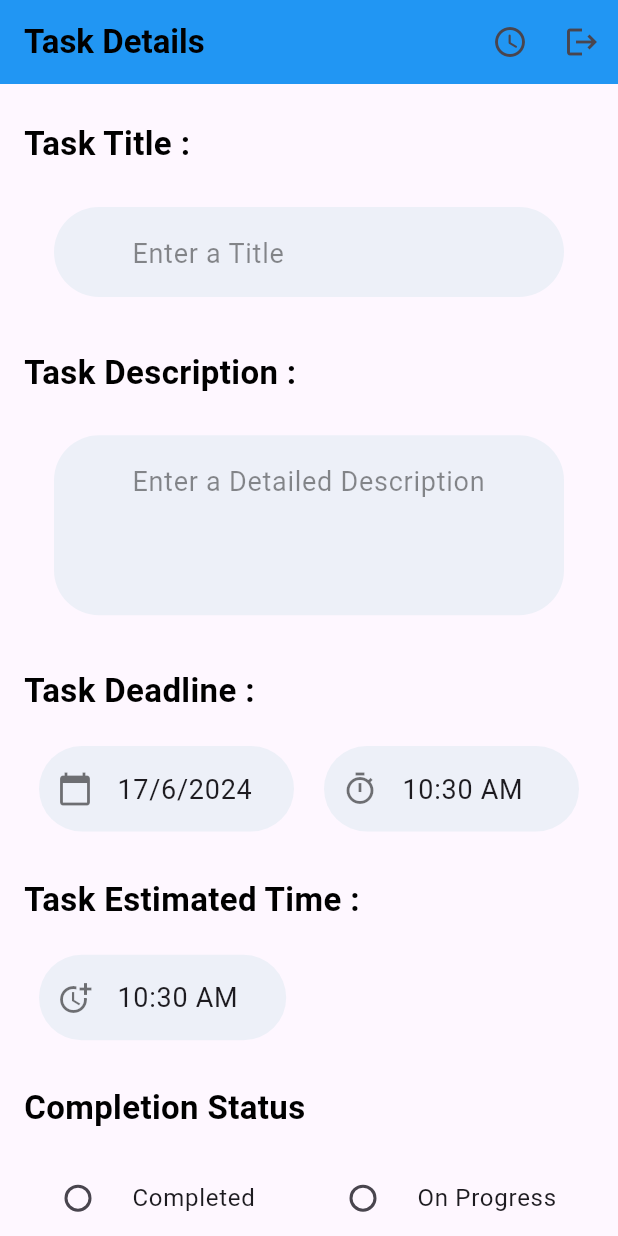
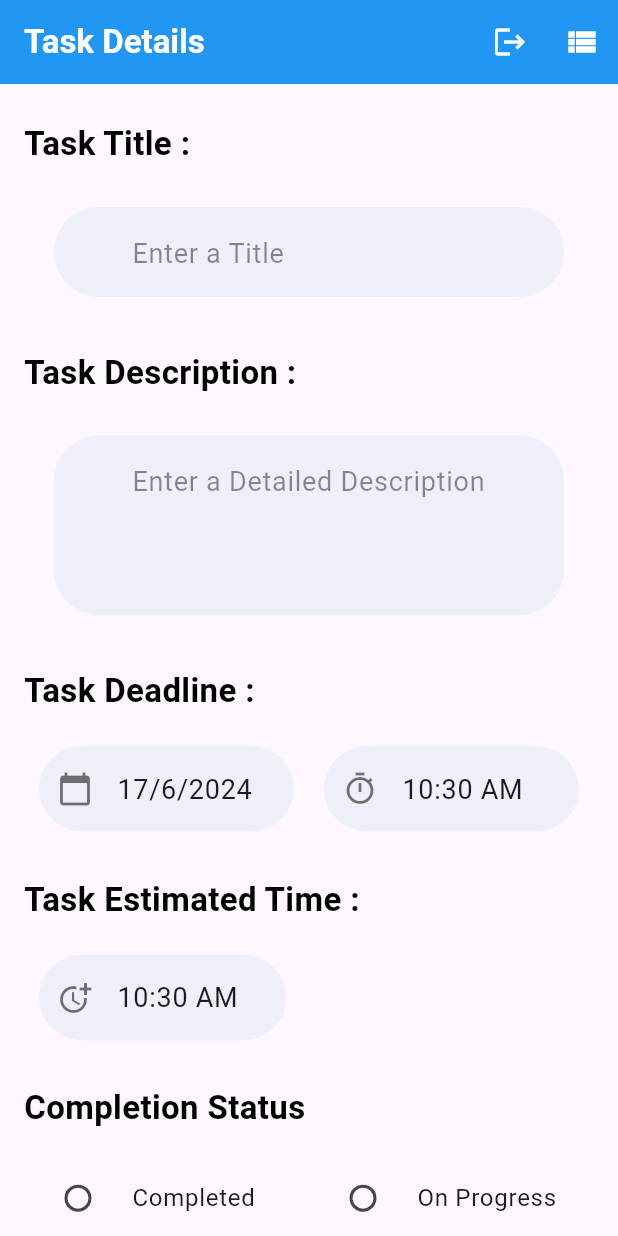
Before and after one commit to Radhan-dev-2023/task_generator, a Flutter app: the HomeScreen screen opened directly, on a phone screen of 412 x 824 dp. Run offline on Flutter 3.47's test engine with Material 3 defaults, Android fonts, the phone set to English and light mode, and no system bars; our stand-ins replace cloud_firestore, firebase_auth, firebase_core, flutter_local_notifications, shared_preferences; accounts and stored records are empty; network calls fail.

Commit message:
first commits

```diff
--- a/lib/Home_Screen.dart
+++ b/lib/screens/home_Screen.dart
@@ -1,12 +1,19 @@
 import 'package:cloud_firestore/cloud_firestore.dart';
 import 'package:firebase_auth/firebase_auth.dart';
 import 'package:flutter/material.dart';
-import 'package:task_assigner/TaskList_screem.dart';
+
+import 'package:task_assigner/Widgets/snackbar.dart';
 import 'package:task_assigner/Widgets/text_field.dart';
+import 'package:task_assigner/Widgets/text_styles.dart';
+import 'package:task_assigner/widgets/navigation.dart';
 
-import 'Widgets/spacing.dart';
+import '../Widgets/spacing.dart';
+import '../constants/colors.dart';
+import 'login_screen.dart';
+import 'tasklist_screem.dart';
 
 class HomeScreen extends StatefulWidget {
+  static const String routeName = '/home';
   const HomeScreen({super.key});
 
   @override
@@ -14,7 +21,7 @@ class HomeScreen extends StatefulWidget {
 }
 
 class _HomeScreenState extends State<HomeScreen> {
-  final FirebaseFirestore _firestore = FirebaseFirestore.instance;
+  //final FirebaseFirestore _firestore = FirebaseFirestore.instance;
 
   CollectionReference users = FirebaseFirestore.instance.collection('uid');
 
@@ -62,31 +69,31 @@ class _HomeScreenState extends State<HomeScreen> {
           Row(
             children: [
               IconButton(
-                onPressed: () {
-                  Navigator.push(
-                    context,
-                    MaterialPageRoute(
-                      builder: (context) =>
-                          const TaskListScreen(), // Navigate to TaskListScreen
-                    ),
-                  );
+                onPressed: ()  {
+                  try {
+                     FirebaseAuth.instance.signOut();
+                    showSnackBar(context, "LogOut is Successfully Done");
+                    navigateToScreen(context, const LoginScreen());
+                  } catch (e) {
+                    print("Error signing out: $e");
+                    showSnackBar(context, "Failed to sign out");
+                  }
                 },
-                icon: const Icon(Icons.access_time_rounded),
+                icon: const Icon(Icons.logout,color: white,),
               ),
               IconButton(
                 onPressed: () {
-                  FirebaseAuth.instance.signOut();
+                  navigatesToScreen(context, const TaskListScreen());
                 },
-                icon: const Icon(Icons.logout),
+                icon: const Icon(Icons.view_list,color: white,),
               ),
             ],
           ),
         ],
-        automaticallyImplyLeading: true,
-        backgroundColor: Colors.blue,
+        backgroundColor: blue,
         title: const Text(
           "Task Details",
-          style: TextStyle(color: Colors.black, fontWeight: FontWeight.bold),
+          style: TextStyle(color: white, fontWeight: FontWeight.bold),
         ),
       ),
       body: Padding(
@@ -98,11 +105,7 @@ class _HomeScreenState extends State<HomeScreen> {
               mediumSpacing(context),
               const Text(
                 "Task Title :",
-                style: TextStyle(
-                  color: Colors.black,
-                  fontSize: 22,
-                  fontWeight: FontWeight.bold,
-                ),
+                style: boldTextStyle
               ),
               mediumSpacing(context),
               TextFieldInput(
@@ -113,11 +116,7 @@ class _HomeScreenState extends State<HomeScreen> {
               largeSpacing(context),
               const Text(
                 "Task Description :",
-                style: TextStyle(
-                  color: Colors.black,
-                  fontSize: 22,
-                  fontWeight: FontWeight.bold,
-                ),
+                style: boldTextStyle
               ),
               mediumSpacing(context),
               TextFieldInput(
@@ -129,11 +128,7 @@ class _HomeScreenState extends State<HomeScreen> {
               largeSpacing(context),
               const Text(
                 "Task Deadline :",
-                style: TextStyle(
-                  color: Colors.black,
-                  fontSize: 22,
-                  fontWeight: FontWeight.bold,
-                ),
+                style: boldTextStyle
               ),
               mediumSpacing(context),
               Row(
@@ -164,11 +159,7 @@ class _HomeScreenState extends State<HomeScreen> {
               largeSpacing(context),
               const Text(
                 "Task Estimated Time :",
-                style: TextStyle(
-                  color: Colors.black,
-                  fontSize: 22,
-                  fontWeight: FontWeight.bold,
-                ),
+                style: boldTextStyle
               ),
               mediumSpacing(context),
               TextFieldInputs(
@@ -182,11 +173,7 @@ class _HomeScreenState extends State<HomeScreen> {
               largeSpacing(context),
               const Text(
                 "Completion Status",
-                style: TextStyle(
-                  color: Colors.black,
-                  fontSize: 22,
-                  fontWeight: FontWeight.bold,
-                ),
+                style: boldTextStyle
               ),
               mediumSpacing(context),
               Row(
@@ -221,16 +208,22 @@ class _HomeScreenState extends State<HomeScreen> {
               Center(
                 child: ElevatedButton(
                   style: ElevatedButton.styleFrom(
-                      backgroundColor: Colors.blue,
+                      backgroundColor: blue,
                       shape: RoundedRectangleBorder(
                           borderRadius: BorderRadius.circular(10))),
                   onPressed: () async {
                     String? uid = FirebaseAuth.instance.currentUser?.uid;
-                    if (uid != null) {
+                    if (uid != null&&
+                        titleController.text.isNotEmpty &&
+                        descriptionController.text.isNotEmpty &&
+                        dateController.text.isNotEmpty &&
+                        timeController.text.isNotEmpty &&
+                        estimatedController.text.isNotEmpty) {
+
                       try {
-                        var _firestore = FirebaseFirestore.instance;
+                        var firestore = FirebaseFirestore.instance;
                         var userDocRef =
-                            _firestore.collection("users").doc(uid);
+                            firestore.collection("users").doc(uid);
                         var tasksCollectionRef = userDocRef.collection('tasks');
                         await tasksCollectionRef.add({
                           'title': titleController.text,
@@ -241,6 +234,7 @@ class _HomeScreenState extends State<HomeScreen> {
                           'completionStatus': completionStatus,
                         });
 
+                       await showSnackBar(context, "Task Assigned successfully");
                         titleController.clear();
                         descriptionController.clear();
                         dateController.clear();
@@ -253,11 +247,13 @@ class _HomeScreenState extends State<HomeScreen> {
                         print("error>>>>>>>>$e");
                       }
                     }
+                    else{
+                     showSnackBar(context, "Please fill in all fields");
+                    }
                   },
-                  child: const Text(
+                  child:  Text(
                     "Assign a Task",
-                    style: TextStyle(
-                        fontWeight: FontWeight.bold, color: Colors.black),
+                    style: differColor(white),
                   ),
                 ),
               )
--- a/lib/Widgets/buttons.dart
+++ b/lib/widgets/buttons.dart
@@ -1,4 +1,6 @@
 import 'package:flutter/material.dart';
+
+import '../constants/colors.dart';
 
 class MyButtons extends StatelessWidget {
   final VoidCallback onTap;
@@ -24,7 +26,7 @@ class MyButtons extends StatelessWidget {
                   Radius.circular(30),
                 ),
               ),
-              color: Colors.blue),
+              color: blue),
           child: Text(
             text,
             style: const TextStyle(
--- /dev/null
+++ b/lib/widgets/text_styles.dart
@@ -0,0 +1,15 @@
+import 'package:flutter/material.dart';
+
+const TextStyle boldTextStyle = TextStyle(
+  color: Colors.black,
+  fontSize: 22,
+  fontWeight: FontWeight.bold,
+);
+
+TextStyle differColor(Color? colors){
+  return  TextStyle(
+    color: colors,
+    fontSize: 22,
+    fontWeight: FontWeight.bold,
+  );
+}
--- a/pubspec.yaml
+++ b/pubspec.yaml
@@ -39,7 +39,7 @@ dependencies:
   firebase_core:
   cloud_firestore:
   shared_preferences:
-  intl:
+  flutter_local_notifications: ^12.0.0
   google_fonts:
 
 
```
Also changed, not shown: lib/TaskList_screem.dart (deleted, +0 -163 lines), lib/constants/colors.dart (added, +15 -0 lines), lib/main.dart (+28 -6 lines), lib/screens/edit_screen.dart (renamed from lib/Edit_screen.dart, +23 -15 lines), lib/screens/login_screen.dart (renamed from lib/Login_screen.dart, +15 -19 lines), lib/screens/signup_screen.dart (renamed from lib/Sign_up.dart, +11 -19 lines), lib/screens/tasklist_screem.dart (added, +193 -0 lines), lib/services/authentication.dart (renamed from lib/Services/authentication.dart, +2 -49 lines), lib/widgets/navigation.dart (added, +17 -0 lines), lib/widgets/rich_text.dart (renamed from lib/Widgets/rich_text.dart), lib/widgets/snackbar.dart (renamed from lib/Widgets/snackbar.dart), lib/widgets/spacing.dart (renamed from lib/Widgets/spacing.dart), lib/widgets/text_field.dart (renamed from lib/Widgets/text_field.dart), pubspec.lock, 3 other files.
